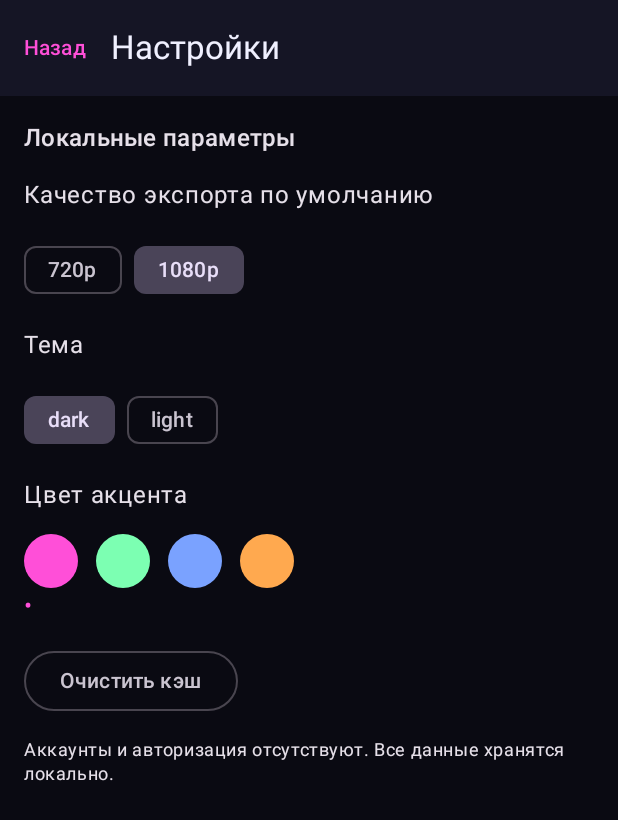
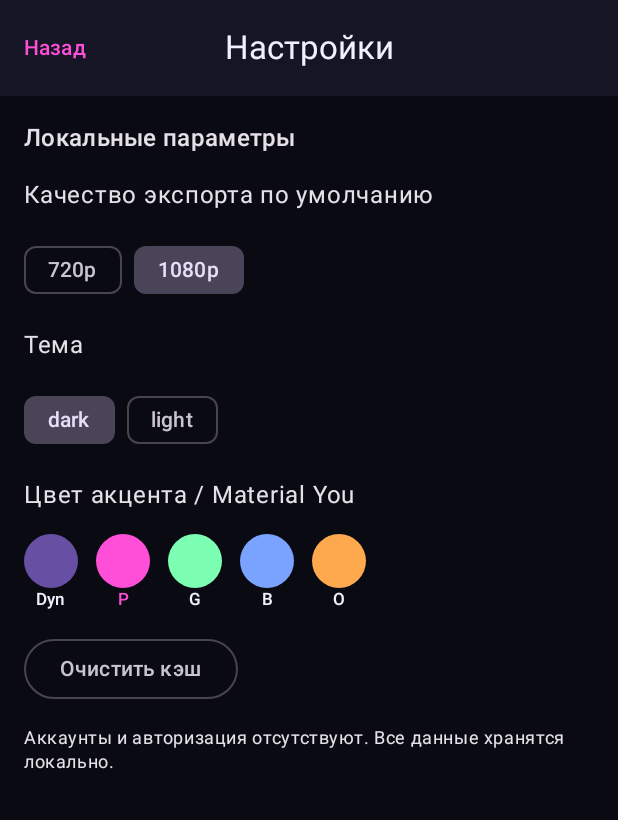
Before and after one commit to solarsolaroff-creator/CamRIP, an Android app built with Jetpack Compose: the SettingsScreen screen opened through its navigation route, on a phone screen of 412 x 824 dp. Shown: the top 820 px of the screen. Run offline under Robolectric (Android 15) with nearby library versions, the phone set to English and light mode, and no system bars.

Commit message:
Improve Material 3 styling: dynamic color, centered top bars, M3 accents

```diff
--- a/app/src/main/java/com/vandal/camrip/MainActivity.kt
+++ b/app/src/main/java/com/vandal/camrip/MainActivity.kt
@@ -1,5 +1,6 @@
 package com.vandal.camrip
 
+import android.os.Build
 import android.os.Bundle
 import androidx.activity.ComponentActivity
 import androidx.activity.compose.setContent
@@ -7,12 +8,15 @@ import androidx.compose.foundation.layout.fillMaxSize
 import androidx.compose.material3.MaterialTheme
 import androidx.compose.material3.Surface
 import androidx.compose.material3.darkColorScheme
+import androidx.compose.material3.dynamicDarkColorScheme
+import androidx.compose.material3.dynamicLightColorScheme
 import androidx.compose.material3.lightColorScheme
 import androidx.compose.runtime.collectAsState
 import androidx.compose.runtime.getValue
 import androidx.compose.runtime.remember
 import androidx.compose.ui.Modifier
 import androidx.compose.ui.graphics.Color
+import androidx.compose.ui.platform.LocalContext
 import com.vandal.camrip.data.SettingsRepository
 import com.vandal.camrip.navigation.AppNavGraph
 
@@ -20,20 +24,22 @@ class MainActivity : ComponentActivity() {
     override fun onCreate(savedInstanceState: Bundle?) {
         super.onCreate(savedInstanceState)
         setContent {
-            val settings = remember { SettingsRepository(this) }
+            val context = LocalContext.current
+            val settings = remember { SettingsRepository(context) }
             val accentName by settings.accent.collectAsState(initial = "pink")
             val themeName by settings.theme.collectAsState(initial = "dark")
+            val dynamic = accentName == "dynamic" && Build.VERSION.SDK_INT >= Build.VERSION_CODES.S
             val accent = when (accentName) {
                 "green" -> Color(0xFF7CFFB2)
                 "blue" -> Color(0xFF7AA2FF)
                 "orange" -> Color(0xFFFFA94F)
                 else -> Color(0xFFFF4FD8)
             }
-            val dark = darkColorScheme(
+            val dark = if (dynamic) dynamicDarkColorScheme(context) else darkColorScheme(
                 primary = accent, secondary = Color(0xFF7CFFB2), tertiary = Color(0xFF7AA2FF),
                 background = Color(0xFF0A0A12), surface = Color(0xFF151525), surfaceVariant = Color(0xFF1E1E33), onSurface = Color(0xFFF0F0FF)
             )
-            val light = lightColorScheme(primary = accent, secondary = Color(0xFF2D8A5F), background = Color(0xFFF7F7FC), surface = Color(0xFFFFFFFF), onSurface = Color(0xFF111122))
+            val light = if (dynamic) dynamicLightColorScheme(context) else lightColorScheme(primary = accent, secondary = Color(0xFF2D8A5F), background = Color(0xFFF7F7FC), surface = Color(0xFFFFFFFF), onSurface = Color(0xFF111122))
             MaterialTheme(colorScheme = if (themeName == "light") light else dark) {
                 Surface(Modifier.fillMaxSize(), color = MaterialTheme.colorScheme.background) {
                     AppNavGraph()
--- a/app/src/main/java/com/vandal/camrip/ui/editor/EditorScreen.kt
+++ b/app/src/main/java/com/vandal/camrip/ui/editor/EditorScreen.kt
@@ -182,7 +182,7 @@ fun EditorScreen(
 
     Scaffold(
         topBar = {
-            TopAppBar(
+            CenterAlignedTopAppBar(
                 title = { Text(project.name, maxLines = 1) },
                 navigationIcon = { IconButton(onClick = { repo.saveProject(project); onBack() }) { Icon(Icons.Default.ArrowBack, contentDescription = "Назад") } },
                 actions = {
--- a/app/src/main/java/com/vandal/camrip/ui/effects/EffectsScreen.kt
+++ b/app/src/main/java/com/vandal/camrip/ui/effects/EffectsScreen.kt
@@ -44,7 +44,7 @@ fun EffectsScreen(
     }
 
     Scaffold(
-        topBar = { TopAppBar(title = { Text("Эффекты") }, navigationIcon = { TextButton(onClick = onBack) { Text("Назад") } }) }
+        topBar = { CenterAlignedTopAppBar(title = { Text("Эффекты") }, navigationIcon = { TextButton(onClick = onBack) { Text("Назад") } }) }
     ) { pad ->
         Column(Modifier.padding(pad).padding(16.dp), verticalArrangement = Arrangement.spacedBy(12.dp)) {
             Text("Нажмите на эффект — он добавится на дорожку. Настроить можно в редакторе.", style = MaterialTheme.typography.bodySmall)
--- a/app/src/main/java/com/vandal/camrip/ui/home/HomeScreen.kt
+++ b/app/src/main/java/com/vandal/camrip/ui/home/HomeScreen.kt
@@ -34,8 +34,8 @@ fun HomeScreen(
 
     Scaffold(
         topBar = {
-            TopAppBar(
-                title = { Column { Text("CamRIP", fontWeight = FontWeight.Bold); Text("Локальный видеоредактор", style = MaterialTheme.typography.labelSmall) } },
+            CenterAlignedTopAppBar(
+                title = { Column(horizontalAlignment = Alignment.CenterHorizontally) { Text("CamRIP", fontWeight = FontWeight.Bold); Text("Material 3 видеоредактор", style = MaterialTheme.typography.labelSmall) } },
                 actions = { IconButton(onClick = onOpenSettings) { Icon(Icons.Default.Settings, contentDescription = "Настройки") } }
             )
         },
--- a/app/src/main/java/com/vandal/camrip/ui/settings/SettingsScreen.kt
+++ b/app/src/main/java/com/vandal/camrip/ui/settings/SettingsScreen.kt
@@ -20,9 +20,9 @@ fun SettingsScreen(settings: SettingsRepository, onBack: () -> Unit) {
     val theme by settings.theme.collectAsState(initial = "dark")
     val accent by settings.accent.collectAsState(initial = "pink")
     var msg by remember { mutableStateOf("") }
-    val accents = listOf("pink" to Color(0xFFFF4FD8), "green" to Color(0xFF7CFFB2), "blue" to Color(0xFF7AA2FF), "orange" to Color(0xFFFFA94F))
+    val accents = listOf("dynamic" to Color(0xFF6750A4), "pink" to Color(0xFFFF4FD8), "green" to Color(0xFF7CFFB2), "blue" to Color(0xFF7AA2FF), "orange" to Color(0xFFFFA94F))
 
-    Scaffold(topBar = { TopAppBar(title = { Text("Настройки") }, navigationIcon = { TextButton(onClick = onBack) { Text("Назад") } }) }) { pad ->
+    Scaffold(topBar = { CenterAlignedTopAppBar(title = { Text("Настройки") }, navigationIcon = { TextButton(onClick = onBack) { Text("Назад") } }) }) { pad ->
         Column(Modifier.padding(pad).padding(16.dp), verticalArrangement = Arrangement.spacedBy(14.dp)) {
             Text("Локальные параметры", style = MaterialTheme.typography.titleMedium)
             Text("Качество экспорта по умолчанию")
@@ -37,12 +37,12 @@ fun SettingsScreen(settings: SettingsRepository, onBack: () -> Unit) {
                     FilterChip(selected = theme == t, onClick = { scope.launch { settings.setTheme(t) } }, label = { Text(t) })
                 }
             }
-            Text("Цвет акцента")
+            Text("Цвет акцента / Material You")
             Row(horizontalArrangement = Arrangement.spacedBy(12.dp)) {
                 accents.forEach { (name, color) ->
-                    Column {
+                    Column(horizontalAlignment = androidx.compose.ui.Alignment.CenterHorizontally) {
                         Box(Modifier.size(36.dp).background(color, CircleShape).clickable { scope.launch { settings.setAccent(name) } })
-                        if (accent == name) Text("•", color = color)
+                        Text(if (name == "dynamic") "Dyn" else name.take(1).uppercase(), style = MaterialTheme.typography.labelSmall, color = if (accent == name) color else MaterialTheme.colorScheme.onSurface)
                     }
                 }
             }
```
